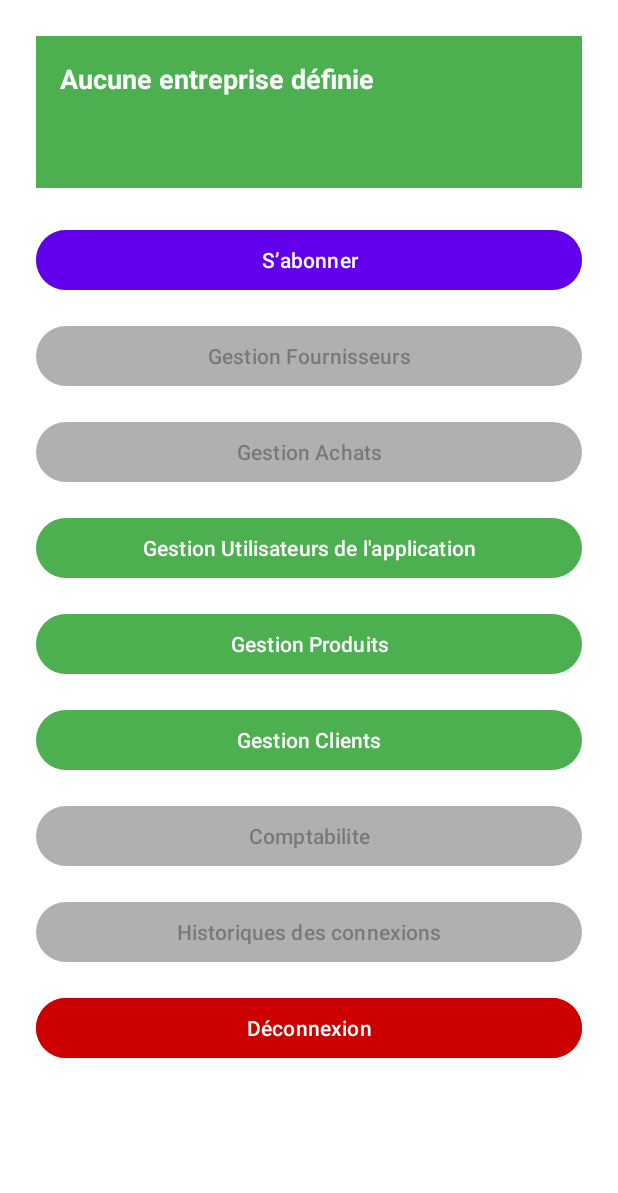
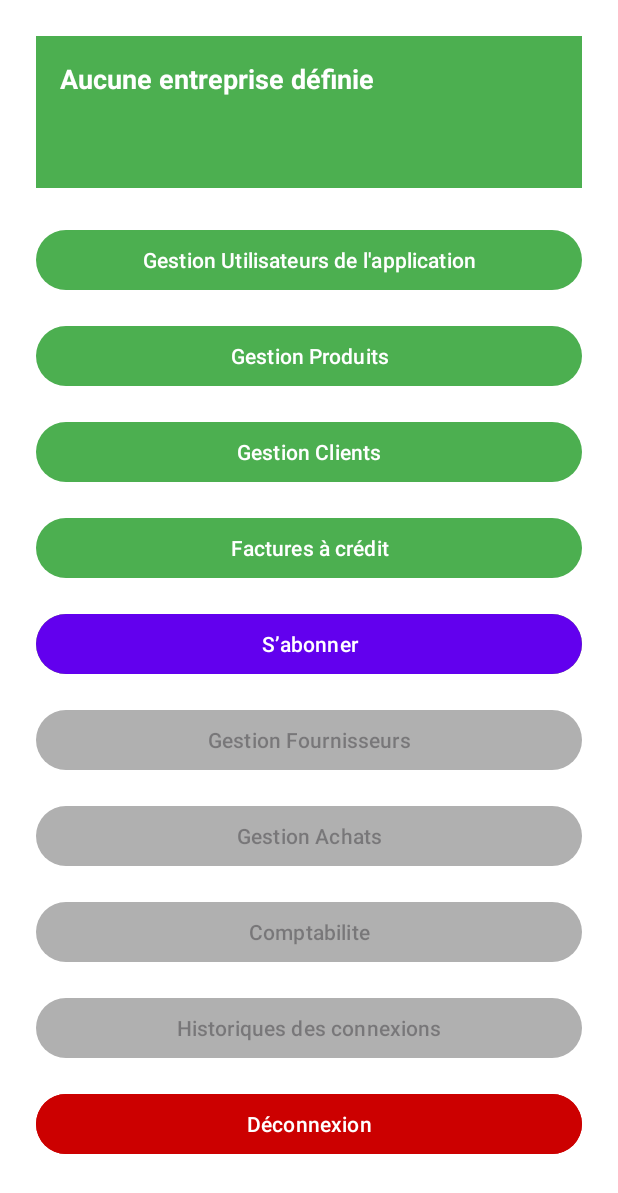
Before and after one commit to papis301/SAMACAISSEANDROID, an Android app built with Jetpack Compose: the AdminInterfaceActivity screen opened directly, with no data from a screen before it, on a phone screen of 412 x 824 dp. Shown: the top 1193 px of the screen. Run offline under Robolectric (Android 15) with nearby library versions, the phone set to English and light mode, and no system bars; our stand-ins replace Firebase (no records; nobody signed in at launch, a user with empty details on screens opened directly); 1 statement that could not run was skipped.

Commit message:
une facture a credit doit avoir un client gerer

```diff
--- a/app/src/main/java/com/pisco/samacaisseandroid/java/AdminInterfaceActivity.java
+++ b/app/src/main/java/com/pisco/samacaisseandroid/java/AdminInterfaceActivity.java
@@ -48,6 +48,7 @@ public class AdminInterfaceActivity extends AppCompatActivity {
     private FirebaseAuth mAuth;
     private GoogleSignInClient mGoogleSignInClient;
     FirebaseUser currentUser;
+    Button btnFacturesCredit;
 
 
     @SuppressLint("MissingInflatedId")
@@ -71,6 +72,11 @@ public class AdminInterfaceActivity extends AppCompatActivity {
         btnachat = findViewById(R.id.btnachats);
         btncompta = findViewById(R.id.compta);
         btnSubscribe = findViewById(R.id.btnSubscribe);
+        btnFacturesCredit = findViewById(R.id.btnFacturesCredit);
+        btnFacturesCredit.setOnClickListener(v ->
+                startActivity(new Intent(AdminInterfaceActivity.this, FacturesCreditActivity.class))
+        );
+
         FirebaseApp.initializeApp(this);
         db = FirebaseFirestore.getInstance();
 
--- a/app/src/main/res/layout/activity_admin_interface.xml
+++ b/app/src/main/res/layout/activity_admin_interface.xml
@@ -49,6 +49,34 @@
                 android:textColor="@android:color/white" />
         </LinearLayout>
 
+
+        <Button
+            android:id="@+id/btnUsers"
+            android:layout_width="match_parent"
+            android:layout_height="wrap_content"
+            android:text="Gestion Utilisateurs de l'application"
+            android:layout_marginBottom="16dp" />
+
+        <Button
+            android:id="@+id/btnProducts"
+            android:layout_width="match_parent"
+            android:layout_height="wrap_content"
+            android:text="Gestion Produits"
+            android:layout_marginBottom="16dp" />
+
+        <Button
+            android:id="@+id/btnClients"
+            android:layout_width="match_parent"
+            android:layout_height="wrap_content"
+            android:text="Gestion Clients"
+            android:layout_marginBottom="16dp" />
+
+        <Button
+            android:id="@+id/btnFacturesCredit"
+            android:layout_width="match_parent"
+            android:layout_height="wrap_content"
+            android:text="Factures à crédit"
+            android:layout_marginBottom="16dp"/>
         <!-- Boutons existants -->
         <Button
             android:id="@+id/btnSubscribe"
@@ -73,26 +101,6 @@
             android:text="Gestion Achats"
             android:layout_marginBottom="16dp" />
 
-        <Button
-            android:id="@+id/btnUsers"
-            android:layout_width="match_parent"
-            android:layout_height="wrap_content"
-            android:text="Gestion Utilisateurs de l'application"
-            android:layout_marginBottom="16dp" />
-
-        <Button
-            android:id="@+id/btnProducts"
-            android:layout_width="match_parent"
-            android:layout_height="wrap_content"
-            android:text="Gestion Produits"
-            android:layout_marginBottom="16dp" />
-
-        <Button
-            android:id="@+id/btnClients"
-            android:layout_width="match_parent"
-            android:layout_height="wrap_content"
-            android:text="Gestion Clients"
-            android:layout_marginBottom="16dp" />
 
         <Button
             android:id="@+id/compta"
```
Also changed, not shown: app/src/main/AndroidManifest.xml (+5 -4 lines), app/src/main/java/com/pisco/samacaisseandroid/java/CaisseActivity.java (+32 -2 lines), app/src/main/java/com/pisco/samacaisseandroid/java/FacturesCreditActivity.java (added, +61 -0 lines), app/src/main/res/layout/activity_factures_credit.xml (added, +20 -0 lines), app/src/main/res/layout/item_facture_credit.xml (added, +31 -0 lines).
